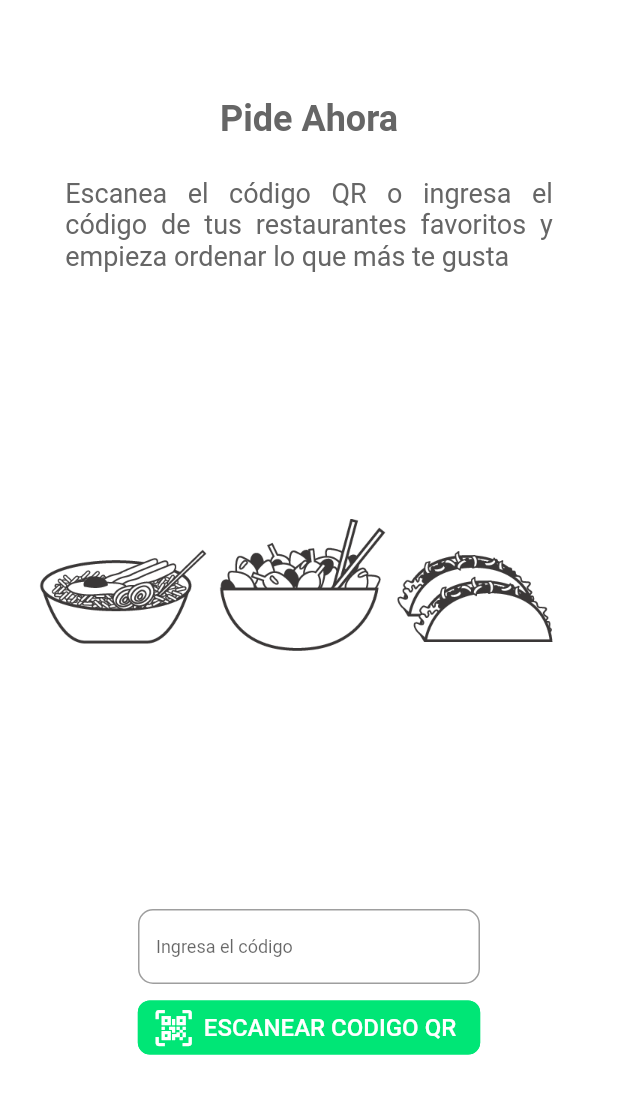
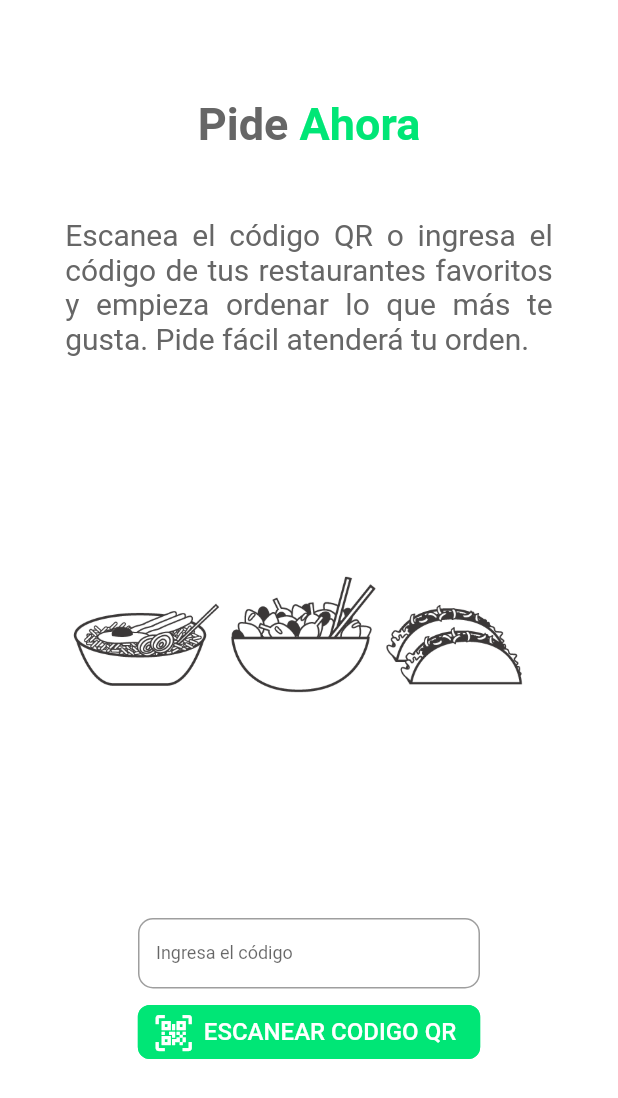
Before and after one commit to jcardenasc93/PideFacilApp, a Flutter app: the screen it shows after launch, on a phone screen of 412 x 824 dp. Shown: the top 1098 px of the screen. Run offline on Flutter 3.47's test engine with Material 2 defaults, Android fonts, the phone set to English and light mode, and no system bars; missing offline and left inert: barcode_scan.

Commit message:
Agrega mas estilos al home

```diff
--- a/lib/pages/home.dart
+++ b/lib/pages/home.dart
@@ -32,7 +32,8 @@ class MainPage extends State<HomePage> {
 
   /// Homepage welcome message.
   String _bodyMsj =
-      'Escanea el código QR o ingresa el código de tus restaurantes favoritos y empieza ordenar lo que más te gusta';
+      'Escanea el código QR o ingresa ' + 'el código de tus restaurantes favoritos' +
+      ' y empieza ordenar lo que más te gusta. Pide fácil atenderá tu orden.';
 
   /// Scan QR code. First time request access to the camera of the device.
   /// If scan a valid Qr code charge the restaurant's menu.
@@ -88,6 +89,7 @@ class MainPage extends State<HomePage> {
           );
         });
   }
+
   /// Shows alert dialog when error exists when accesing to the device camera.
   Future _errorAlert(String error) {
     return showDialog(
@@ -130,7 +132,7 @@ class MainPage extends State<HomePage> {
   }
 
   /// Init the timer count down to change text in header.
-  _startTimer() {
+  void _startTimer() {
     /// Asign a task to run when the period is complete
     _timermsj = Timer.periodic(new Duration(seconds: 2), (Timer timer) {
       // Updates the text value.
@@ -159,7 +161,6 @@ class MainPage extends State<HomePage> {
 
   @override
   Widget build(BuildContext context) {
-    // TODO: Mejorar el look & feeling del msj de bienvenida.
     return Scaffold(
         backgroundColor: Colors.white,
         body: SingleChildScrollView(
@@ -167,15 +168,25 @@ class MainPage extends State<HomePage> {
               child: Column(
             children: <Widget>[
               Padding(
-                padding: EdgeInsets.only(top: 65.0),
+                padding: EdgeInsets.only(top: 65.0, bottom: 20.0),
                 child: Container(
-                  child: Text(
-                    'Pide ' + _header,
-                    style: new TextStyle(
-                        fontSize: 24.0,
-                        color: Color(0xFF666666),
-                        fontWeight: FontWeight.bold),
+                  child: RichText(
                     textAlign: TextAlign.center,
+                    text: TextSpan(
+                        text: 'Pide ',
+                        style: TextStyle(
+                            fontSize: 30.0,
+                            color: Color(0xFF666666),
+                            fontWeight: FontWeight.bold),
+                        children: <TextSpan>[
+                          TextSpan(
+                            text: _header,
+                            style: TextStyle(
+                                fontSize: 30.0,
+                                color: Color(0xFF00E676),
+                                fontWeight: FontWeight.bold),
+                          )
+                        ]),
                   ),
                 ),
               ),
@@ -185,7 +196,7 @@ class MainPage extends State<HomePage> {
                   child: Text(
                     _bodyMsj,
                     style: new TextStyle(
-                      fontSize: 18.0,
+                      fontSize: 20.0,
                       color: Color(0xFF666666),
                     ),
                     textAlign: TextAlign.justify,
@@ -199,8 +210,8 @@ class MainPage extends State<HomePage> {
                     // Access to the assets directory and search for the img file.
                     image: ExactAssetImage('assets/home_img.png'),
                   )),
-                  width: 400,
-                  height: 400),
+                  width: 350,
+                  height: 350),
               Align(
                 // Uses the remaining space in the screen to position the widget on the bottom.
                 alignment: FractionalOffset.bottomCenter,
@@ -210,7 +221,7 @@ class MainPage extends State<HomePage> {
                   children: <Widget>[
                     Container(
                       width: 228.0,
-                      height: 50.0,
+                      height: 47.0,
                       // TextField to handle input text form user.
                       child: TextField(
                         // Uppercase the input text.
```
